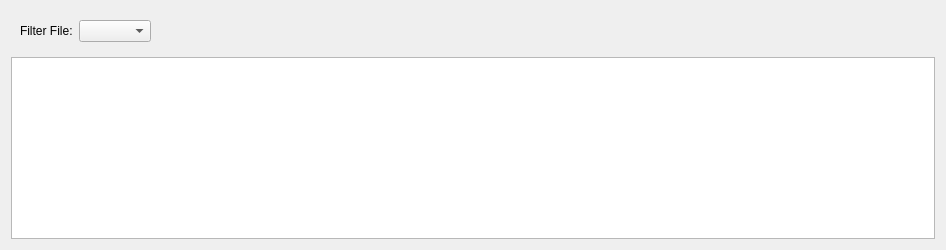
zinnschlag/openmw, file apps/opencs/view/idlist.ui: the form before one commit.
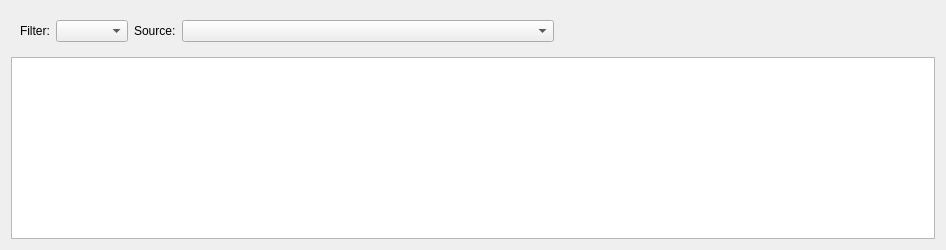
The form after the commit.

Diff of the .ui file:
```diff
--- a/apps/opencs/view/idlist.ui
+++ b/apps/opencs/view/idlist.ui
@@ -17,13 +17,30 @@
       <item>
        <widget class="QLabel" name="label">
         <property name="text">
-         <string>Filter File:</string>
+         <string>Filter:</string>
         </property>
        </widget>
       </item>
       <item>
        <widget class="QComboBox" name="comboFilterRoot"/>
       </item>
+      <item>
+       <widget class="QLabel" name="label_2">
+        <property name="text">
+         <string>Source:</string>
+        </property>
+       </widget>
+      </item>
+      <item>
+       <widget class="QComboBox" name="comboSource">
+        <property name="sizePolicy">
+         <sizepolicy hsizetype="Expanding" vsizetype="Fixed">
+          <horstretch>0</horstretch>
+          <verstretch>0</verstretch>
+         </sizepolicy>
+        </property>
+       </widget>
+      </item>
       <item>
        <spacer name="horizontalSpacer">
         <property name="orientation">
```
